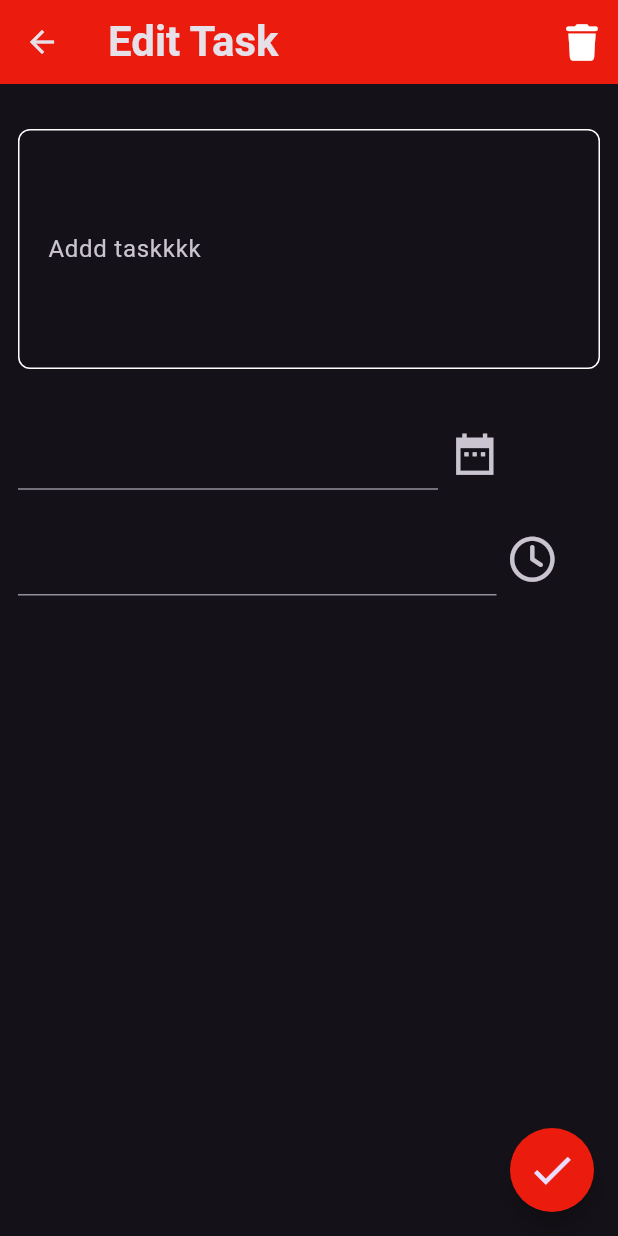
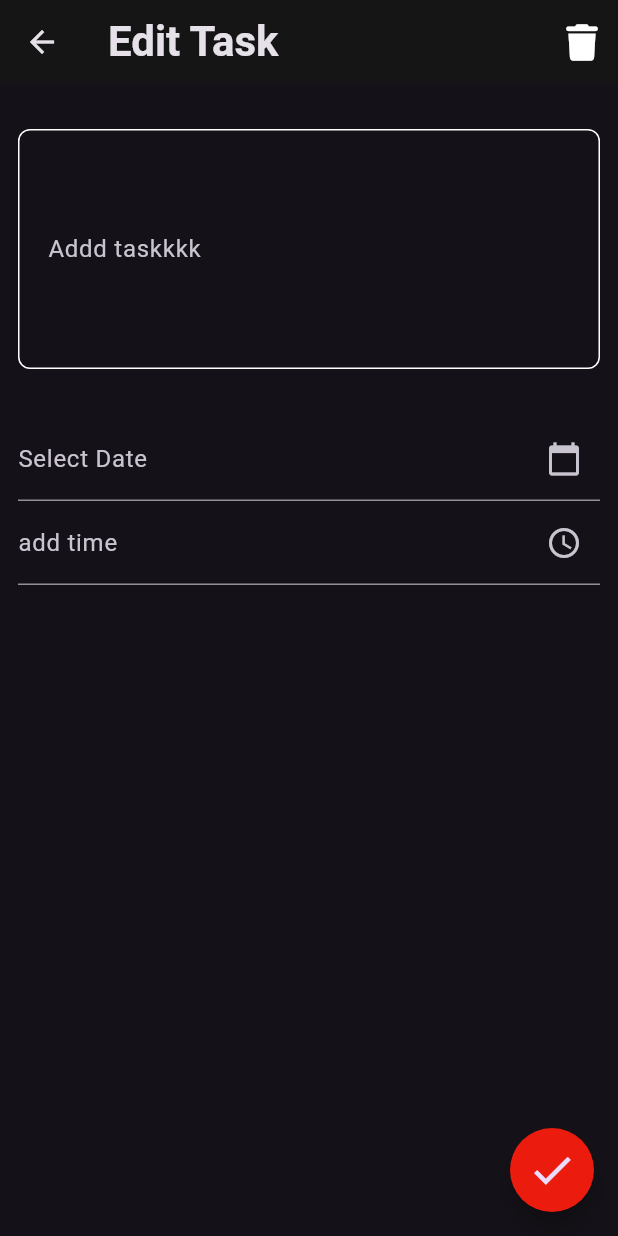
Before and after one commit to ahmedwael111/to-do-app, a Flutter app: the screen it shows after launch, after a tap on "Flutter Developer", on a phone screen of 412 x 824 dp. Run offline on Flutter 3.47's test engine with Material 3 defaults, Android fonts, the phone set to English and light mode, and no system bars; our stand-ins replace font_awesome_flutter.

Commit message:
create coustom TextFied timePicker and and it for Pages

```diff
--- a/lib/views/Edit_task_view.dart
+++ b/lib/views/Edit_task_view.dart
@@ -2,6 +2,8 @@ import 'package:flutter/material.dart';
 import 'package:font_awesome_flutter/font_awesome_flutter.dart';
 import 'package:to_do_app/constants.dart';
 import 'package:to_do_app/widgets/coustom_textField.dart';
+import 'package:to_do_app/widgets/coustom_textfield_dateTime.dart';
+import 'package:to_do_app/widgets/coustom_textfield_timePicker.dart';
 
 class EditTaskView extends StatelessWidget {
   const EditTaskView({super.key});
@@ -18,73 +20,26 @@ class EditTaskView extends StatelessWidget {
                 color: Colors.white,
               ))
         ],
-        backgroundColor: kColor,
+        backgroundColor: const Color(0xff151515),
         title: const Text('Edit Task',
             style: TextStyle(fontWeight: FontWeight.bold, fontSize: 28)),
       ),
-      body: Padding(
-        padding: const EdgeInsets.symmetric(horizontal: 12),
+      body: const Padding(
+        padding: EdgeInsets.symmetric(horizontal: 12),
         child: Column(
           children: [
-            const SizedBox(
+            SizedBox(
               height: 30,
             ),
-            const CostomTextFormField(
+            CostomTextFormField(
               hint: 'Add Task',
               maxlines: 5,
             ),
-            const SizedBox(
+            SizedBox(
               height: 32,
             ),
-            Row(
-              children: [
-                SizedBox(
-                  width: 280,
-                  child: TextField(
-                    cursorColor: kColor,
-                    decoration: InputDecoration(
-                        border: ounderlinteinputBorde(),
-                        focusedBorder: ounderlinteinputBorde()),
-                  ),
-                ),
-                IconButton(
-                    onPressed: () {
-                      // DatePickerDialog(
-                      //   firstDate: DateTime.now(),
-                      //   lastDate: DateTime.now(),
-                      // );
-                    },
-                    icon: const Icon(
-                      Icons.date_range_sharp,
-                      size: 33,
-                    )),
-              ],
-            ),
-            const SizedBox(height: 22),
-            Row(
-              children: [
-                SizedBox(
-                  width: 319,
-                  child: TextField(
-                    cursorColor: kColor,
-                    decoration: InputDecoration(
-                      border: ounderlinteinputBorde(),
-                        focusedBorder: ounderlinteinputBorde()),
-                  ),
-                ),
-                IconButton(
-                    onPressed: () {
-                      // DatePickerDialog(
-                      //   firstDate: DateTime.now(),
-                      //   lastDate: DateTime.now(),
-                      // );
-                    },
-                    icon: const Icon(
-                      FontAwesomeIcons.clock,
-                      size: 30,
-                    )),
-              ],
-            )
+            CoustomTextfieldDatetime(),
+            CoustomTextfieldTimepicker()
           ],
         ),
       ),
@@ -98,10 +53,4 @@ class EditTaskView extends StatelessWidget {
           onPressed: () {}),
     );
   }
-
-  UnderlineInputBorder ounderlinteinputBorde() {
-    return const UnderlineInputBorder(
-        borderSide: BorderSide(color: kColor),
-        borderRadius: BorderRadius.horizontal());
-  }
 }
--- a/lib/views/add_task.dart
+++ b/lib/views/add_task.dart
@@ -11,7 +11,7 @@ class AddTaskView extends StatelessWidget {
   Widget build(BuildContext context) {
     return Scaffold(
       appBar: AppBar(
-        backgroundColor: kColor,
+        backgroundColor: const Color(0xff151515),
         title: const Text('New Task',
             style: TextStyle(fontWeight: FontWeight.bold, fontSize: 28)),
       ),
--- a/lib/widgets/app_bar.dart
+++ b/lib/widgets/app_bar.dart
@@ -15,6 +15,6 @@ AppBar appBarWidget() {
       'Tasks',
       style: TextStyle(fontWeight: FontWeight.bold, fontSize: 28),
     ),
-    backgroundColor: kColor,
+    backgroundColor: const Color(0xff151515),
   );
 }
--- a/lib/widgets/coustom_textfield_dateTime.dart
+++ b/lib/widgets/coustom_textfield_dateTime.dart
@@ -1,6 +1,5 @@
 import 'package:flutter/material.dart';
 import 'package:intl/intl.dart';
-import 'package:to_do_app/constants.dart';
 
 class CoustomTextfieldDatetime extends StatefulWidget {
   const CoustomTextfieldDatetime({super.key});
@@ -15,7 +14,6 @@ class _CoustomTextfieldDatetimeState extends State<CoustomTextfieldDatetime> {
 
   Future<void> _selectDate(BuildContext context) async {
     final DateTime? picked = await showDatePicker(
-
       context: context,
       initialDate: DateTime.now(),
       firstDate: DateTime(2000),
--- /dev/null
+++ b/lib/widgets/coustom_textfield_timePicker.dart
@@ -0,0 +1,35 @@
+import 'package:flutter/material.dart';
+
+class CoustomTextfieldTimepicker extends StatefulWidget {
+  const CoustomTextfieldTimepicker({super.key});
+
+  @override
+  State<CoustomTextfieldTimepicker> createState() =>
+      _CoustomTextfieldTimepickerState();
+}
+
+class _CoustomTextfieldTimepickerState
+    extends State<CoustomTextfieldTimepicker> {
+  final TextEditingController timeControler = TextEditingController();
+  Future<void> pickerTime(constxt) async {
+    final TimeOfDay? picked =
+        await showTimePicker(context: context, initialTime: TimeOfDay.now());
+
+    if (picked != null) {
+      setState(() {
+        timeControler.text = picked.format(context);
+      });
+    }
+  }
+
+  @override
+  Widget build(BuildContext context) {
+    return TextField(
+      controller: timeControler,
+      decoration: const InputDecoration(
+          labelText: 'add time', suffixIcon: Icon(Icons.access_time)),
+      readOnly: true,
+      onTap: () => pickerTime(context),
+    );
+  }
+}
--- a/lib/widgets/tasks_listView.dart
+++ b/lib/widgets/tasks_listView.dart
@@ -12,7 +12,7 @@ class TasksListView extends StatelessWidget {
       padding: const EdgeInsets.symmetric(vertical: 8),
       child: ListView.builder(
           physics: const BouncingScrollPhysics(),
-          itemCount: 5,
+          itemCount: 15,
           itemBuilder: (context, index) {
             return const Padding(
               padding: EdgeInsets.symmetric(horizontal: 12, vertical: 4),
```
